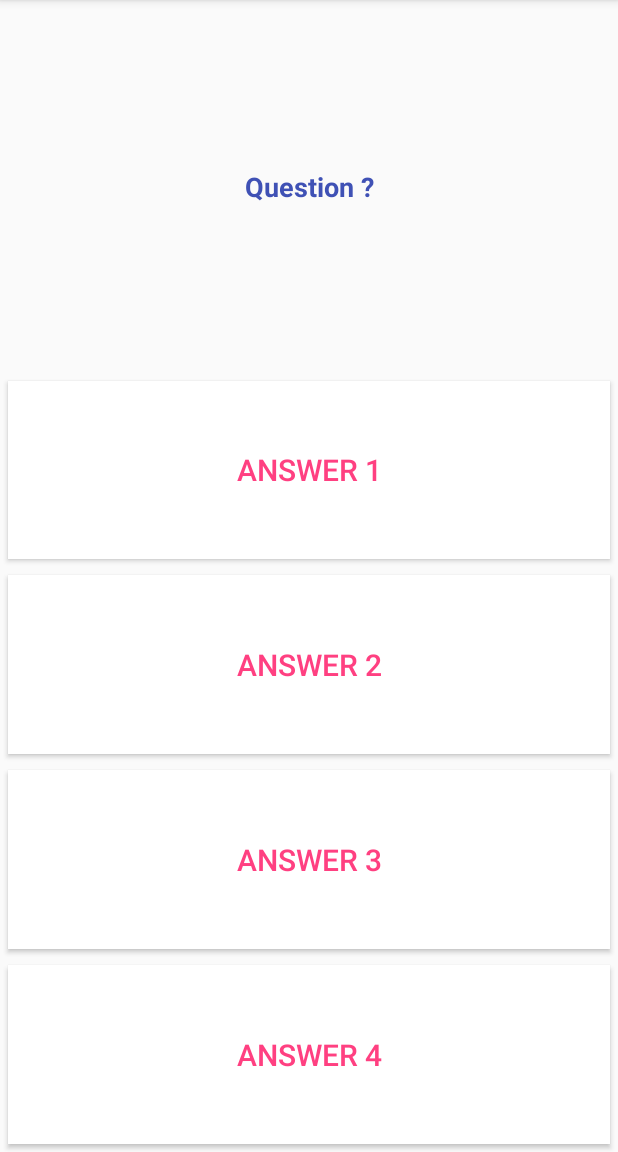
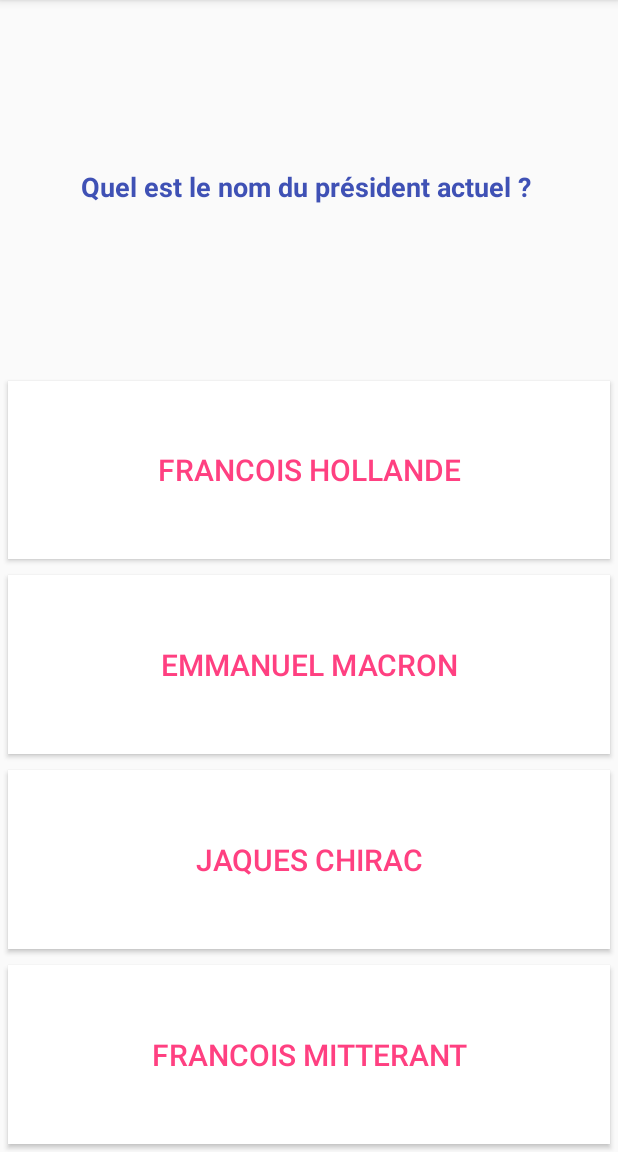
Before and after one commit to maxmorfin/TopQuiz, an Android app: the GameActivity screen opened directly, with no data from a screen before it, on a phone screen of 412 x 824 dp, the part 84-1236 px from its top. Run offline under Robolectric (Android 15) with nearby library versions, the phone set to English and light mode, and no system bars.

Commit message:
mardi 17 Avril
suite du cours de l'application TopQuizz

```diff
--- a/app/src/main/AndroidManifest.xml
+++ b/app/src/main/AndroidManifest.xml
@@ -9,14 +9,14 @@
         android:roundIcon="@mipmap/ic_launcher_round"
         android:supportsRtl="true"
         android:theme="@style/AppTheme">
-        <activity android:name=".MainActivity">
+        <activity android:name="com.maxime_morfin.topquiz.controller.MainActivity">
             <intent-filter>
                 <action android:name="android.intent.action.MAIN" />
 
                 <category android:name="android.intent.category.LAUNCHER" />
             </intent-filter>
         </activity>
-        <activity android:name=".GameActivity"></activity>
+        <activity android:name="com.maxime_morfin.topquiz.controller.GameActivity"></activity>
     </application>
 
 </manifest>
--- a/app/src/main/java/com/maxime_morfin/topquiz/GameActivity.java
+++ /dev/null
@@ -1,27 +0,0 @@
-package com.maxime_morfin.topquiz;
-
-import android.support.v7.app.AppCompatActivity;
-import android.os.Bundle;
-import android.widget.Button;
-import android.widget.TextView;
-
-public class GameActivity extends AppCompatActivity {
-
-    private TextView mQuestionText;
-    private Button mAnswer1;
-    private Button mAnswer2;
-    private Button mAnswer3;
-    private Button mAnswer4;
-
-    @Override
-    protected void onCreate(Bundle savedInstanceState) {
-        super.onCreate(savedInstanceState);
-        setContentView(R.layout.activity_game);
-        mQuestionText = (TextView) findViewById(R.id.activity_game_question_text);
-        mAnswer1 = (Button) findViewById(R.id.activity_game_answer1_btn);
-        mAnswer2 = (Button) findViewById(R.id.activity_game_answer2_btn);
-        mAnswer3 = (Button) findViewById(R.id.activity_game_answer3_btn);
-        mAnswer4 = (Button) findViewById(R.id.activity_game_answer4_btn);
-
-    }
-}
--- /dev/null
+++ b/app/src/main/java/com/maxime_morfin/topquiz/controller/GameActivity.java
@@ -0,0 +1,170 @@
+package com.maxime_morfin.topquiz.controller;
+
+import android.content.DialogInterface;
+import android.content.Intent;
+import android.os.Handler;
+import android.support.v7.app.AlertDialog;
+import android.support.v7.app.AppCompatActivity;
+import android.os.Bundle;
+import android.text.BoringLayout;
+import android.view.MotionEvent;
+import android.view.View;
+import android.widget.Button;
+import android.widget.TextView;
+import android.widget.Toast;
+
+import com.maxime_morfin.topquiz.R;
+import com.maxime_morfin.topquiz.modele.Question;
+import com.maxime_morfin.topquiz.modele.QuestionBank;
+
+import java.lang.reflect.Array;
+import java.util.Arrays;
+
+public class GameActivity extends AppCompatActivity implements View.OnClickListener {
+
+    private TextView mQuestionText;
+    private Button mAnswer1;
+    private Button mAnswer2;
+    private Button mAnswer3;
+    private Button mAnswer4;
+
+    private QuestionBank mQuestionBank;
+    private Question mCurrentQuestion;
+
+    private int mScore;
+    private int mNumberOfQuestions;
+
+    public static final String BUNDLE_EXTRA_SCORE = "BUNDLE_EXTRA_SCORE";
+
+    private Boolean mEnableTouchEvent;
+
+
+    @Override
+    protected void onCreate(Bundle savedInstanceState) {
+        super.onCreate(savedInstanceState);
+        setContentView(R.layout.activity_game);
+
+        System.out.println("GameActivity::onCreate()");
+
+        mQuestionBank = this.generateQuestions();
+
+        mScore = 0;
+        mNumberOfQuestions = 3;
+        mEnableTouchEvent = true;
+
+        mQuestionText = (TextView) findViewById(R.id.activity_game_question_text);
+        mAnswer1 = (Button) findViewById(R.id.activity_game_answer1_btn);
+        mAnswer2 = (Button) findViewById(R.id.activity_game_answer2_btn);
+        mAnswer3 = (Button) findViewById(R.id.activity_game_answer3_btn);
+        mAnswer4 = (Button) findViewById(R.id.activity_game_answer4_btn);
+
+        mAnswer1.setTag(0);
+        mAnswer2.setTag(1);
+        mAnswer3.setTag(2);
+        mAnswer4.setTag(3);
+
+        mAnswer1.setOnClickListener(this);
+        mAnswer2.setOnClickListener(this);
+        mAnswer3.setOnClickListener(this);
+        mAnswer4.setOnClickListener(this);
+
+        mCurrentQuestion = mQuestionBank.getQuestion();
+        this.displayQuestion(mCurrentQuestion);
+
+    }
+
+    @Override
+    public boolean dispatchTouchEvent(MotionEvent ev) {
+        return mEnableTouchEvent && super.dispatchTouchEvent(ev);
+    }
+
+    @Override
+    public void onClick(View v) {
+        int responseIndex = (int) v.getTag();
+
+        if(responseIndex == mCurrentQuestion.getAnswerIndex()){
+            Toast.makeText(this, "correct", Toast.LENGTH_SHORT).show();
+            mScore++;
+        }else{
+            Toast.makeText(this, "wrong answer", Toast.LENGTH_SHORT).show();
+        }
+
+        mEnableTouchEvent = false;
+
+
+        new Handler().postDelayed(new Runnable() {
+            @Override
+            public void run() {
+                mEnableTouchEvent = true;
+                if (--mNumberOfQuestions == 0){
+                    //end Game
+                    endGame();
+                }else{
+                    mCurrentQuestion = mQuestionBank.getQuestion();
+                    displayQuestion(mCurrentQuestion);
+                }
+            }
+        },2000);
+
+    }
+
+    private void endGame(){
+        AlertDialog.Builder builder = new AlertDialog.Builder(this);
+
+        builder.setTitle("Bien Joué !").setMessage("Ton score est de " + mScore).setPositiveButton("OK", new DialogInterface.OnClickListener() {
+            @Override
+            public void onClick(DialogInterface dialog, int which) {
+                Intent intent = new Intent();
+                intent.putExtra(BUNDLE_EXTRA_SCORE, mScore);
+                setResult(RESULT_OK, intent);
+                finish();
+            }
+        }).create().show();
+    }
+
+    private void displayQuestion(final Question question){
+        mQuestionText.setText(question.getQuestion());
+        mAnswer1.setText(question.getChoiceList().get(0));
+        mAnswer2.setText(question.getChoiceList().get(1));
+        mAnswer3.setText(question.getChoiceList().get(2));
+        mAnswer4.setText(question.getChoiceList().get(3));
+    }
+
+    private QuestionBank generateQuestions(){
+        Question question1 = new Question("Quel est le nom du président actuel ? ", Arrays.asList("Francois Hollande", "Emmanuel Macron", "Jaques Chirac", "Francois Mitterant"), 1);
+        Question question2 = new Question("Combien il y a t-il de pays dans l'union européenne", Arrays.asList("15", "24", "28", "32"),2);
+        Question question3 = new Question("Quand le premier homme a t-il marché sur la lune ?", Arrays.asList("1958","1962","1967","1969"),3);
+
+        return new QuestionBank(Arrays.asList(question1,question2,question3));
+    }
+
+    @Override
+    protected void onStart() {
+        super.onStart();
+        System.out.println("GameActivity::onStart()");
+    }
+
+    @Override
+    protected void onResume() {
+        super.onResume();
+        System.out.println("GameActivity::onResume()");
+    }
+
+    @Override
+    protected void onPause() {
+        super.onPause();
+        System.out.println("GameActivity::onPause()");
+    }
+
+    @Override
+    protected void onStop() {
+        super.onStop();
+        System.out.println("GameActivity::onStop()");
+    }
+
+    @Override
+    protected void onDestroy() {
+        super.onDestroy();
+        System.out.println("GameActivity::onDestroy()");
+    }
+}
--- /dev/null
+++ b/app/src/main/java/com/maxime_morfin/topquiz/modele/Question.java
@@ -0,0 +1,54 @@
+package com.maxime_morfin.topquiz.modele;
+
+import java.util.List;
+
+public class Question {
+    private String mQuestion;
+    private List<String> mChoiceList;
+    private int mAnswerIndex;
+
+    public Question(String question, List<String> choiceList, int answerIndex) {
+        this.setQuestion(question);
+        this.setChoiceList(choiceList);
+        this.setAnswerIndex(answerIndex);
+    }
+
+    public String getQuestion() {
+        return this.mQuestion;
+    }
+
+    public void setQuestion(String question) {
+        this.mQuestion = question;
+    }
+
+    public List<String> getChoiceList() {
+        return this.mChoiceList;
+    }
+
+    public void setChoiceList(List<String> choiceList) {
+        if(choiceList == null){
+            throw new IllegalArgumentException("Array cannot be null");
+        }
+        this.mChoiceList = choiceList;
+    }
+
+    public int getAnswerIndex() {
+        return this.mAnswerIndex;
+    }
+
+    public void setAnswerIndex(int answerIndex) {
+        if (answerIndex < 0 || answerIndex >= mChoiceList.size()){
+            throw new IllegalArgumentException("Answer index is out of bound");
+        }
+        this.mAnswerIndex = answerIndex;
+    }
+
+    @Override
+    public String toString() {
+        return "Question{" +
+                "mQuestion='" + mQuestion + '\'' +
+                ", mChoiceList=" + mChoiceList +
+                ", mAnswerIndex=" + mAnswerIndex +
+                '}';
+    }
+}
--- /dev/null
+++ b/app/src/main/java/com/maxime_morfin/topquiz/modele/QuestionBank.java
@@ -0,0 +1,25 @@
+package com.maxime_morfin.topquiz.modele;
+
+import java.util.Collections;
+import java.util.List;
+
+public class QuestionBank {
+    private List<Question> mQuestionList;
+    private int mNextQuestionIndex;
+
+    public QuestionBank(List<Question> questionList) {
+        this.mQuestionList = questionList;
+
+        //shuffle
+        Collections.shuffle(mQuestionList);
+
+        mNextQuestionIndex = 0;
+    }
+
+    public Question getQuestion(){
+      if (mNextQuestionIndex == mQuestionList.size()){
+          mNextQuestionIndex = 0;
+      }
+      return mQuestionList.get(mNextQuestionIndex++);
+    }
+}
--- a/app/src/main/res/layout/activity_game.xml
+++ b/app/src/main/res/layout/activity_game.xml
@@ -5,7 +5,7 @@
     android:layout_width="match_parent"
     android:layout_height="match_parent"
     android:orientation="vertical"
-    tools:context=".GameActivity">
+    tools:context="com.maxime_morfin.topquiz.controller.GameActivity">
 
     <TextView
         android:id="@+id/activity_game_question_text"
--- a/app/src/main/res/layout/activity_main.xml
+++ b/app/src/main/res/layout/activity_main.xml
@@ -5,7 +5,7 @@
     android:layout_width="match_parent"
     android:layout_height="match_parent"
     android:orientation="vertical"
-    tools:context=".MainActivity">
+    tools:context="com.maxime_morfin.topquiz.controller.MainActivity">
 
     <TextView
         android:id="@+id/activity_main_greeting_txt"
```
Also changed, not shown: app/src/main/java/com/maxime_morfin/topquiz/MainActivity.java (deleted, +0 -62 lines), app/src/main/java/com/maxime_morfin/topquiz/controller/MainActivity.java (added, +134 -0 lines), app/src/main/java/com/maxime_morfin/topquiz/modele/User.java (added, +20 -0 lines).
